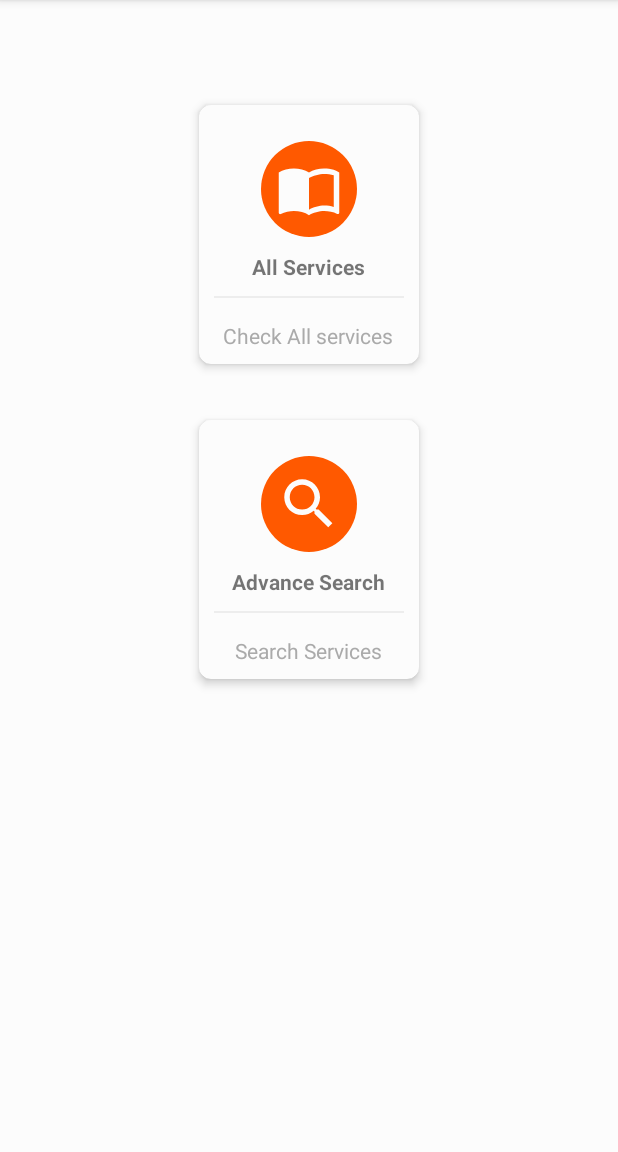
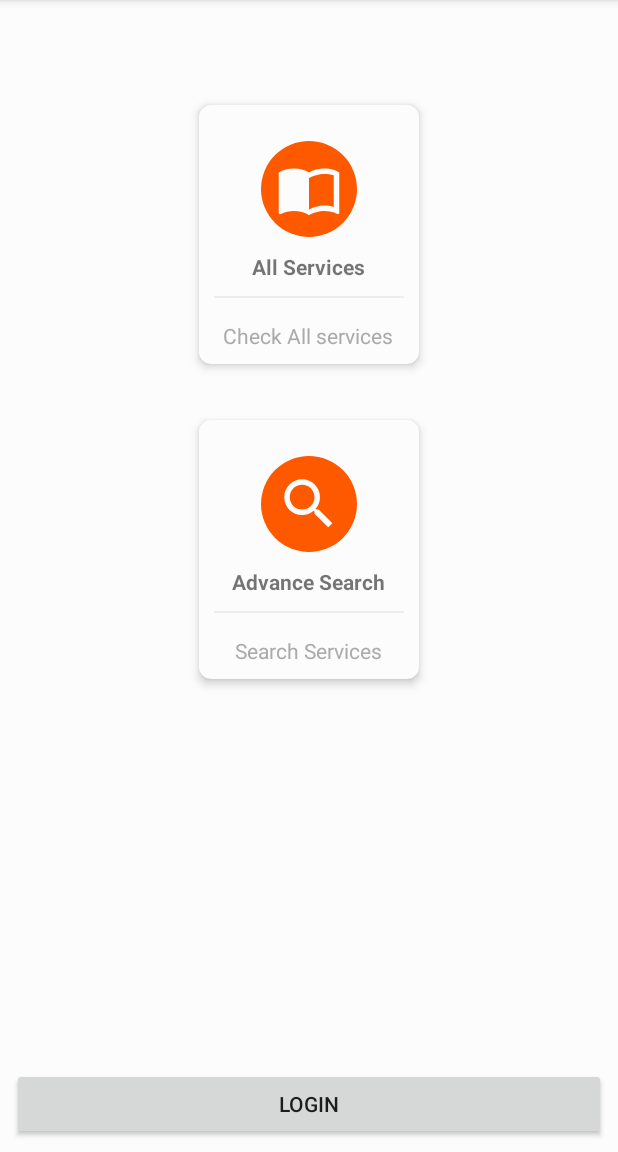
Before and after one commit to 1RomAn7/WomenApp, an Android app: the MainActivity screen opened directly, with no data from a screen before it, on a phone screen of 412 x 824 dp, the part 84-1236 px from its top. Run offline under Robolectric (Android 15) with nearby library versions, the phone set to English and light mode, and no system bars; our stand-ins replace Firebase (no records; nobody signed in at launch, a user with empty details on screens opened directly).

```diff
--- a/app/src/main/java/com/dsmp/android/womenapp/AddServices.java
+++ b/app/src/main/java/com/dsmp/android/womenapp/AddServices.java
@@ -12,6 +12,11 @@ import com.google.android.gms.tasks.OnCompleteListener;
 import com.google.android.gms.tasks.Task;
 import com.google.firebase.database.DatabaseReference;
 import com.google.firebase.database.FirebaseDatabase;
+
+/**
+ * Created by vipul.
+ */
+
 
 public class AddServices extends AppCompatActivity implements View.OnClickListener, OnCompleteListener<Void> {
 
--- a/app/src/main/java/com/dsmp/android/womenapp/AdvanceSearchActivity.java
+++ b/app/src/main/java/com/dsmp/android/womenapp/AdvanceSearchActivity.java
@@ -6,6 +6,11 @@ import android.os.Bundle;
 import android.view.View;
 import android.widget.Button;
 import android.widget.EditText;
+
+/**
+ * Created by vipul.
+ */
+
 
 public class AdvanceSearchActivity extends AppCompatActivity implements View.OnClickListener {
 
--- a/app/src/main/java/com/dsmp/android/womenapp/AdvanceSearchResultActivity.java
+++ b/app/src/main/java/com/dsmp/android/womenapp/AdvanceSearchResultActivity.java
@@ -16,6 +16,11 @@ import android.widget.Toast;
 
 import java.util.ArrayList;
 import java.util.List;
+
+/**
+ * Created by vipul.
+ */
+
 
 public class AdvanceSearchResultActivity extends AppCompatActivity {
 
--- a/app/src/main/java/com/dsmp/android/womenapp/AllServices.java
+++ b/app/src/main/java/com/dsmp/android/womenapp/AllServices.java
@@ -15,6 +15,11 @@ import android.widget.ListView;
 
 import java.util.ArrayList;
 import java.util.List;
+
+/**
+ * Created by vipul.
+ */
+
 
 public class AllServices extends AppCompatActivity  {
 
--- a/app/src/main/java/com/dsmp/android/womenapp/Main2Activity.java
+++ b/app/src/main/java/com/dsmp/android/womenapp/Main2Activity.java
@@ -2,6 +2,10 @@ package com.dsmp.android.womenapp;
 
 import android.support.v7.app.AppCompatActivity;
 import android.os.Bundle;
+/**
+ * Created by vipul on 2/20/2018.
+ */
+
 
 public class Main2Activity extends AppCompatActivity {
 
--- a/app/src/main/java/com/dsmp/android/womenapp/MainActivity.java
+++ b/app/src/main/java/com/dsmp/android/womenapp/MainActivity.java
@@ -1,3 +1,5 @@
+
+
 package com.dsmp.android.womenapp;
 
 import android.content.Intent;
@@ -18,6 +20,9 @@ import com.google.firebase.database.ValueEventListener;
 import java.util.ArrayList;
 import java.util.List;
 
+/**
+ * Created by vipul on 2/20/2018.
+ */
 
 public class MainActivity extends AppCompatActivity{
 
@@ -44,7 +49,7 @@ public class MainActivity extends AppCompatActivity{
 
     List<Service> serviceList;
 
-   // Button login;
+   Button login;
     //Button buttonAllService,buttonLogin;
 
 
@@ -60,7 +65,7 @@ public class MainActivity extends AppCompatActivity{
 
        allService=findViewById(R.id.allServices);
        advanceSearch =findViewById(R.id.advanceSerach);
-      // login=findViewById(R.id.login);
+      login=findViewById(R.id.login);
 
         serviceList = new ArrayList<>();
 
@@ -87,7 +92,7 @@ public class MainActivity extends AppCompatActivity{
            }
        });
 
-       /*login.setOnClickListener(new View.OnClickListener() {
+       login.setOnClickListener(new View.OnClickListener() {
            @Override
            public void onClick(View view) {
 
@@ -96,7 +101,7 @@ public class MainActivity extends AppCompatActivity{
                startActivity(intent);
 
            }
-       });*/
+       });
 
 
 
--- a/app/src/main/java/com/dsmp/android/womenapp/ServiceDetailsActivity.java
+++ b/app/src/main/java/com/dsmp/android/womenapp/ServiceDetailsActivity.java
@@ -8,6 +8,10 @@ import android.support.v7.app.AppCompatActivity;
 import android.os.Bundle;
 import android.view.View;
 import android.widget.TextView;
+
+/**
+ * Created by vipul .
+ */
 
 
 public class ServiceDetailsActivity extends AppCompatActivity {
--- a/app/src/main/java/com/dsmp/android/womenapp/SplashActivity.java
+++ b/app/src/main/java/com/dsmp/android/womenapp/SplashActivity.java
@@ -6,6 +6,11 @@ import android.support.v7.app.AppCompatActivity;
 import android.os.Bundle;
 import android.view.Window;
 import android.view.WindowManager;
+
+/**
+ * Created by vipul.
+ */
+
 
 public class SplashActivity extends AppCompatActivity {
 
--- a/app/src/main/res/layout/activity_main.xml
+++ b/app/src/main/res/layout/activity_main.xml
@@ -7,9 +7,10 @@
     android:layout_height="match_parent"
     android:background="#fcfcfc"
     tools:context="com.dsmp.android.womenapp.MainActivity">
-    color
+
 
     <LinearLayout
+        android:id="@+id/linearLayout"
         android:layout_width="match_parent"
         android:layout_height="wrap_content"
         android:layout_marginEnd="8dp"
@@ -131,5 +132,15 @@
 
     </LinearLayout>
 
-
+    <Button
+        android:id="@+id/login"
+        android:layout_width="0dp"
+        android:layout_height="wrap_content"
+        android:layout_marginBottom="8dp"
+        android:layout_marginEnd="8dp"
+        android:layout_marginStart="8dp"
+        android:text="Login"
+        app:layout_constraintBottom_toBottomOf="parent"
+        app:layout_constraintEnd_toEndOf="parent"
+        app:layout_constraintStart_toStartOf="parent" />
 </android.support.constraint.ConstraintLayout>
--- a/app/src/main/res/values/colors.xml
+++ b/app/src/main/res/values/colors.xml
@@ -1,7 +1,7 @@
 <?xml version="1.0" encoding="utf-8"?>
 <resources>
     <color name="colorPrimary">#fd6f2d</color>
-    <color name="colorPrimaryDark">#FF8A65</color>
+    <color name="colorPrimaryDark">#fd7c53</color>
     <color name="colorAccent">#ff4081</color>
     <color name="fabColor">#D50000</color>>
     <color name="orange">#ff6201</color>
```
Also changed, not shown: app/src/main/java/com/dsmp/android/womenapp/LoginActivity.java (+13 -2 lines), app/src/main/res/layout/new_main.xml (deleted, +0 -10 lines).
